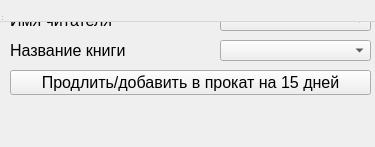
Before: the Qt Designer form gui/renta_book.ui in ilyas13z/Manage_library, drawn with Qt 5.
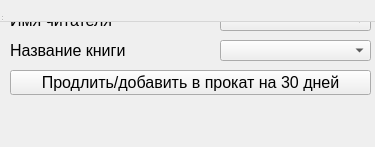
After: the same form once the commit is applied.

The edit to the form file:
```diff
--- a/gui/renta_book.ui
+++ b/gui/renta_book.ui
@@ -62,7 +62,7 @@
      </font>
     </property>
     <property name="text">
-     <string>Продлить/добавить в прокат на 15 дней</string>
+     <string>Продлить/добавить в прокат на 30 дней</string>
     </property>
    </widget>
    <widget class="QComboBox" name="box_books_rental">
```
